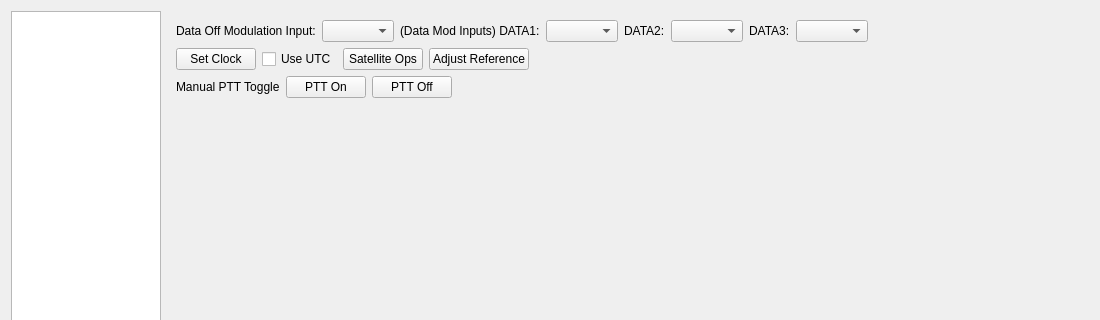
Above: settingswidget.ui from adecarolis/wfweb before the change; both pictures show x 0 to 1100 and y 0 to 320 of the 1100 by 606 pixel window. Below: the same form after it.
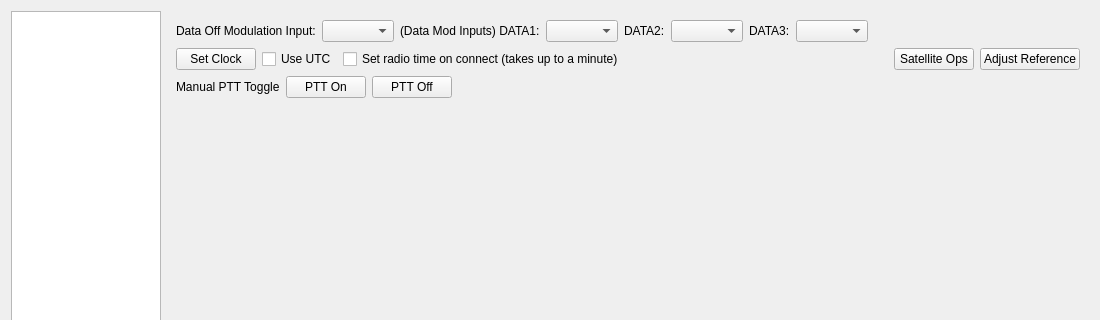
That is the form after the change. The open tabs and pages were chosen to show the change. Custom widgets are drawn as their Qt base class.

Commit message: Add set time/date to some more radios

The edit to the form file:
```diff
--- a/settingswidget.ui
+++ b/settingswidget.ui
@@ -2428,6 +2428,26 @@
              </property>
             </widget>
            </item>
+           <item>
+            <widget class="QCheckBox" name="setRadioTimeChk">
+             <property name="text">
+              <string>Set radio time on connect (takes up to a minute)</string>
+             </property>
+            </widget>
+           </item>
+           <item>
+            <spacer name="horizontalSpacer_17">
+             <property name="orientation">
+              <enum>Qt::Orientation::Horizontal</enum>
+             </property>
+             <property name="sizeHint" stdset="0">
+              <size>
+               <width>40</width>
+               <height>20</height>
+              </size>
+             </property>
+            </spacer>
+           </item>
            <item>
             <widget class="QPushButton" name="satOpsBtn">
              <property name="text">
@@ -2445,19 +2465,6 @@
              </property>
             </widget>
            </item>
-           <item>
-            <spacer name="horizontalSpacer_16">
-             <property name="orientation">
-              <enum>Qt::Orientation::Horizontal</enum>
-             </property>
-             <property name="sizeHint" stdset="0">
-              <size>
-               <width>40</width>
-               <height>20</height>
-              </size>
-             </property>
-            </spacer>
-           </item>
           </layout>
          </item>
          <item>
```
Left out of the diff: 2 changed lines with no effect on the pictures. The commit also changes 10 other files.
